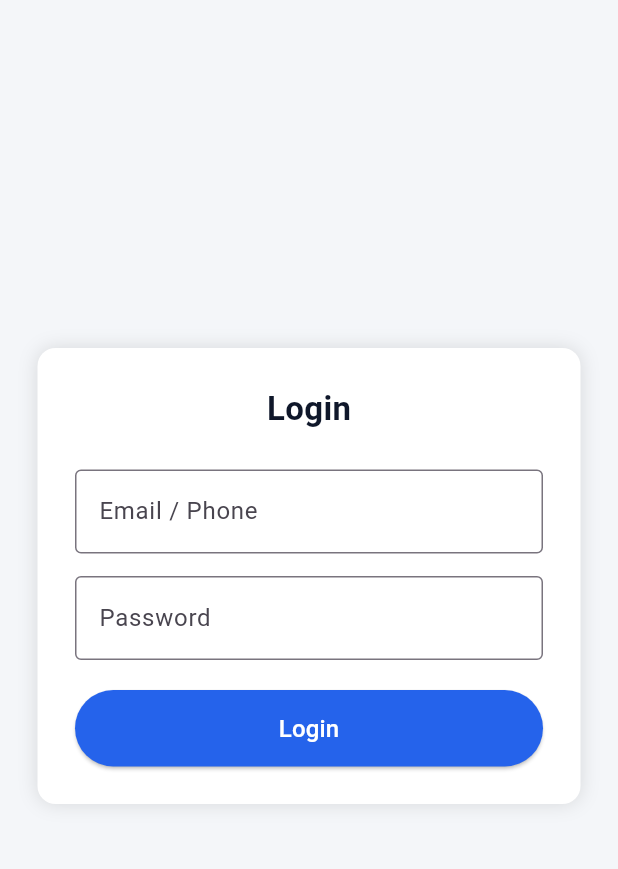
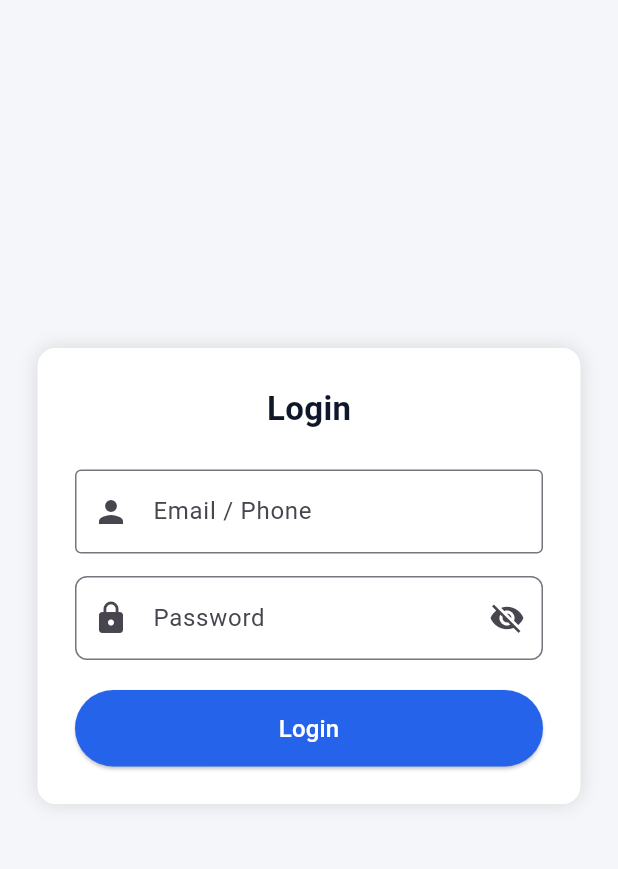
Before and after one commit to NeelSavsani/ExpiroChain-Flutter-Application, a Flutter app: the screen it shows after launch, on a phone screen of 412 x 824 dp, the part 84-953 px from its top. Run offline on Flutter 3.47's test engine with Material 3 defaults, Android fonts, the phone set to English and light mode, and no system bars; our stand-ins replace dio, file_picker, open_filex, permission_handler, shared_preferences; Roboto replaces fonts that are missing (Segoe UI).

Commit message:
icons in username and password field in login screen

```diff
--- a/lib/screens/login_screen.dart
+++ b/lib/screens/login_screen.dart
@@ -17,6 +17,9 @@
 
   bool loading = false;
 
+/* 👁 PASSWORD VISIBILITY */
+  bool _obscurePassword = true;
+
   Future<void> login() async {
 
     if (usernameController.text.isEmpty ||
@@ -27,6 +30,7 @@
           content: Text("Please enter username and password"),
         ),
       );
+
       return;
     }
 
@@ -56,7 +60,8 @@
 
         Navigator.pushReplacementNamed(context, "/dashboard");
 
-      } else {
+      }
+      else {
 
         ScaffoldMessenger.of(context).showSnackBar(
           const SnackBar(
@@ -66,7 +71,8 @@
 
       }
 
-    } catch (e) {
+    }
+    catch (e) {
 
       ScaffoldMessenger.of(context).showSnackBar(
         const SnackBar(
@@ -75,6 +81,7 @@
       );
 
       debugPrint(e.toString());
+
     }
 
     setState(() {
@@ -112,6 +119,7 @@
           )
 
         ],
+
       ),
 
       body: Center(
@@ -125,6 +133,7 @@
             child: Container(
 
               width: 400,
+
               padding: const EdgeInsets.all(25),
 
               decoration: BoxDecoration(
@@ -134,12 +143,14 @@
                   BoxShadow(
                     color: Colors.black12,
                     blurRadius: 10,
-                  )
+                  ),
                 ],
               ),
 
               child: Column(
+
                 mainAxisSize: MainAxisSize.min,
+
                 children: [
 
                   const Text(
@@ -153,12 +164,13 @@
 
                   const SizedBox(height: 25),
 
-                  /* USERNAME */
+/* USERNAME */
 
                   TextField(
                     controller: usernameController,
                     decoration: const InputDecoration(
                       labelText: "Email / Phone",
+                      prefixIcon: Icon(Icons.person),
                       border: OutlineInputBorder(),
                     ),
                   ),
@@ -169,18 +181,43 @@
 
                   TextField(
                     controller: passwordController,
-                    obscureText: true,
-                    decoration: const InputDecoration(
+                    obscureText: _obscurePassword,
+                    decoration: InputDecoration(
+
                       labelText: "Password",
-                      border: OutlineInputBorder(),
+
+                      prefixIcon: const Icon(Icons.lock),
+
+                      suffixIcon: IconButton(
+
+                        icon: Icon(
+                          _obscurePassword
+                              ? Icons.visibility_off
+                              : Icons.visibility,
+                        ),
+
+                        onPressed: () {
+                          setState(() {
+                            _obscurePassword = !_obscurePassword;
+                          });
+                        },
+
+                      ),
+
+                      border: OutlineInputBorder(
+                        borderRadius: BorderRadius.circular(8),
+                      ),
+
                     ),
+
                   ),
 
                   const SizedBox(height: 20),
 
-                  /* LOGIN BUTTON */
+/* LOGIN BUTTON */
 
                   SizedBox(
+
                     width: double.infinity,
 
                     child: ElevatedButton(
@@ -194,6 +231,7 @@
                       ),
 
                       child: loading
+
                           ? const SizedBox(
                         height: 20,
                         width: 20,
@@ -202,6 +240,7 @@
                           strokeWidth: 2,
                         ),
                       )
+
                           : const Text(
                         "Login",
                         style: TextStyle(
@@ -209,15 +248,25 @@
                           color: Colors.white,
                         ),
                       ),
+
                     ),
+
                   ),
 
                 ],
+
               ),
+
             ),
+
           ),
+
         ),
+
       ),
+
     );
+
   }
+
 }
```
Also changed, not shown: flutter_01.png (added), 1 other file.
